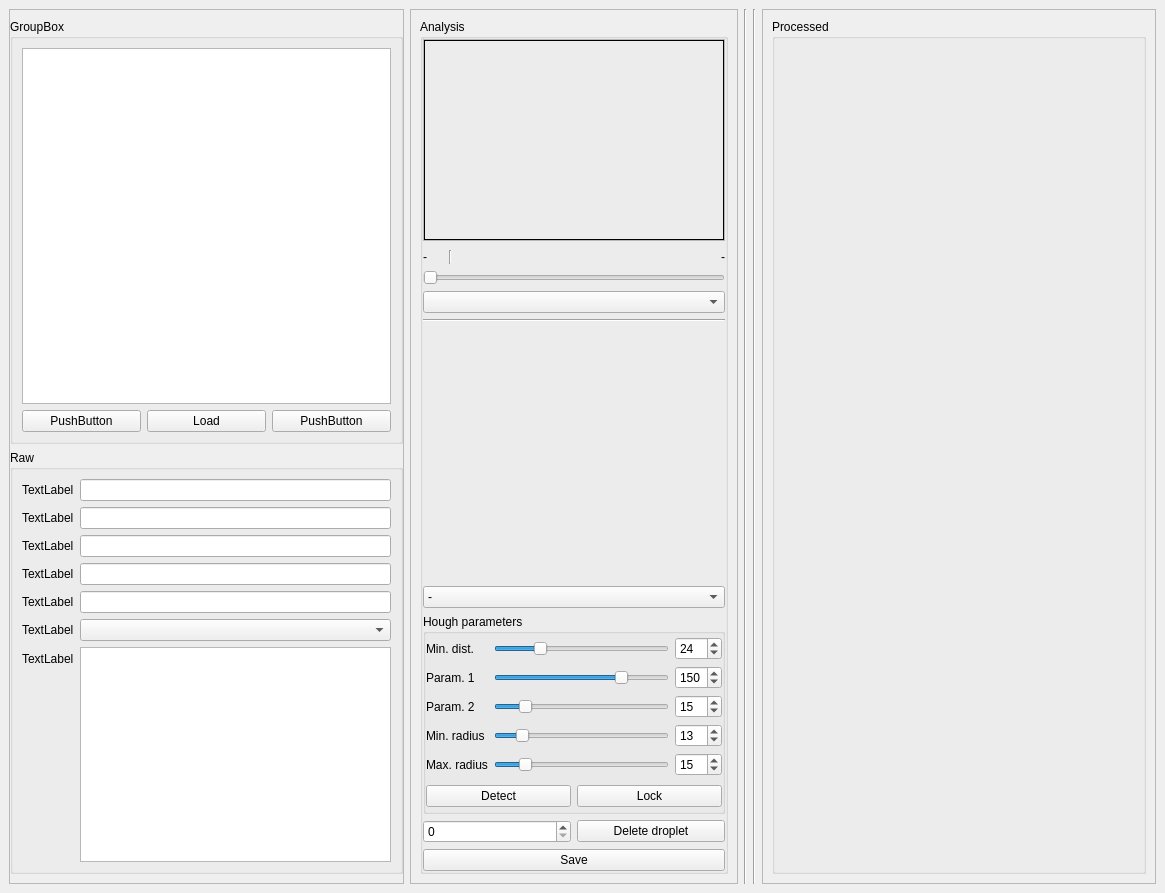
Above: src/gui/analysis.ui from gfogwill/FrESH before the change. Below: the same form after it.
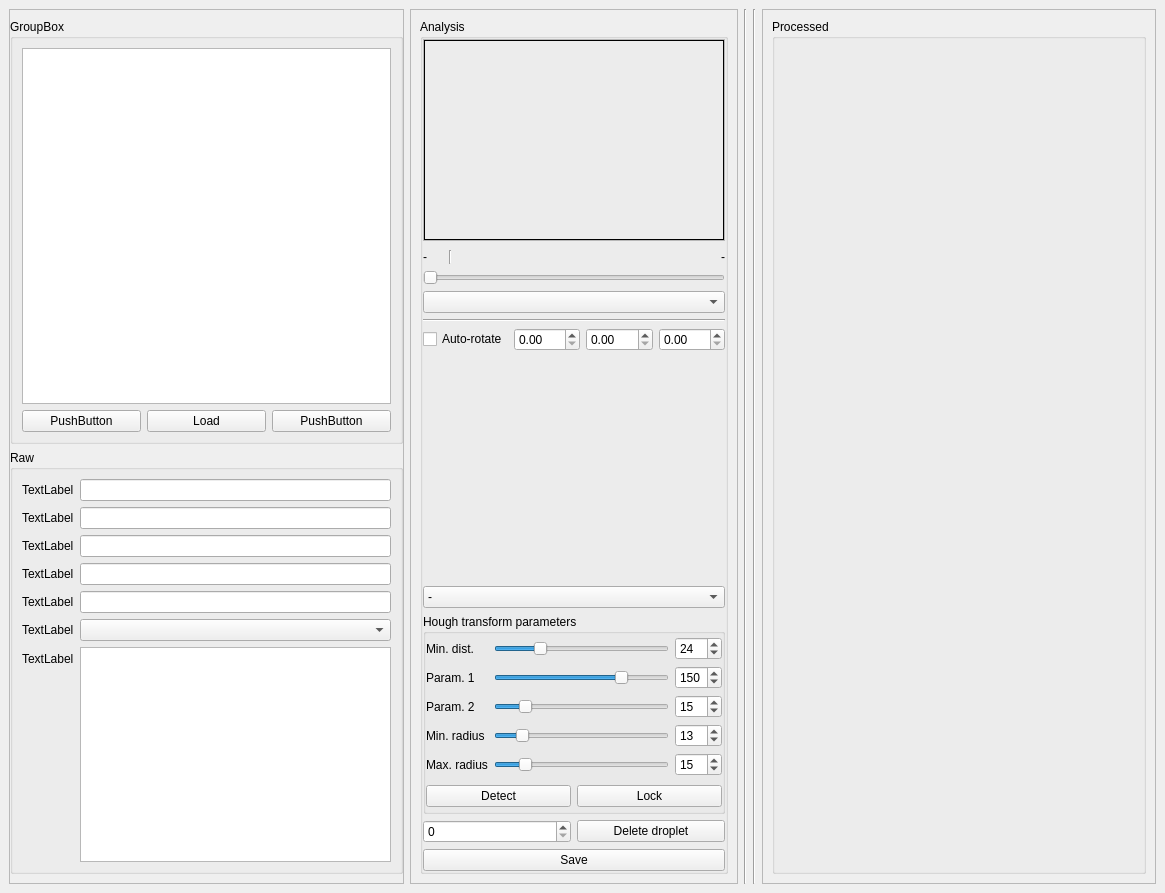
That is the form after the change. Custom widgets are drawn as their Qt base class.

Commit message: refactor: add chiller model to metadata

The edit to the form file:
```diff
--- a/src/gui/analysis.ui
+++ b/src/gui/analysis.ui
@@ -350,6 +350,26 @@
                   </property>
                  </widget>
                 </item>
+                <item>
+                 <layout class="QHBoxLayout" name="horizontalLayout_5">
+                  <item>
+                   <widget class="QCheckBox" name="checkBox">
+                    <property name="text">
+                     <string>Auto-rotate</string>
+                    </property>
+                   </widget>
+                  </item>
+                  <item>
+                   <widget class="QDoubleSpinBox" name="doubleSpinBox_2"/>
+                  </item>
+                  <item>
+                   <widget class="QDoubleSpinBox" name="doubleSpinBox_3"/>
+                  </item>
+                  <item>
+                   <widget class="QDoubleSpinBox" name="doubleSpinBox"/>
+                  </item>
+                 </layout>
+                </item>
                 <item>
                  <spacer name="verticalSpacer">
                   <property name="orientation">
@@ -402,7 +422,7 @@
                    </size>
                   </property>
                   <property name="title">
-                   <string>Hough parameters</string>
+                   <string>Hough transform parameters</string>
                   </property>
                   <layout class="QGridLayout" name="gridLayout_11">
                    <property name="leftMargin">
```
Left out of the diff: 83 changed lines with no effect on the pictures. The commit also changes 1 other file.
